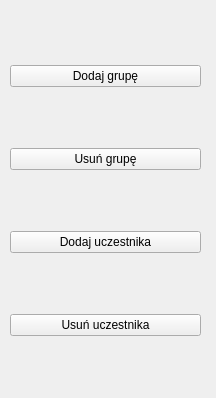
Above: grupypanel.ui from aleksanderkalenbach/IO_2020_2021_ASP before the change. Below: the same form after it.
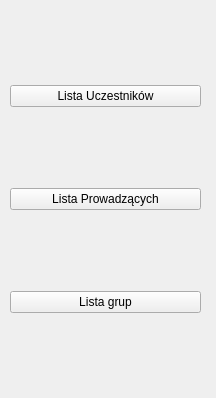
That is the form after the change.

```diff
--- a/grupypanel.ui
+++ b/grupypanel.ui
@@ -26,28 +26,21 @@
     <item>
      <widget class="QPushButton" name="addGroupButton">
       <property name="text">
-       <string>Dodaj grupę</string>
+       <string>Lista Uczestników</string>
       </property>
      </widget>
     </item>
     <item>
      <widget class="QPushButton" name="removeGroupButton">
       <property name="text">
-       <string>Usuń grupę</string>
+       <string>Lista Prowadzących</string>
       </property>
      </widget>
     </item>
     <item>
      <widget class="QPushButton" name="addUserButton">
       <property name="text">
-       <string>Dodaj uczestnika</string>
-      </property>
-     </widget>
-    </item>
-    <item>
-     <widget class="QPushButton" name="removeUserButton">
-      <property name="text">
-       <string>Usuń uczestnika</string>
+       <string>Lista grup</string>
       </property>
      </widget>
     </item>
```
